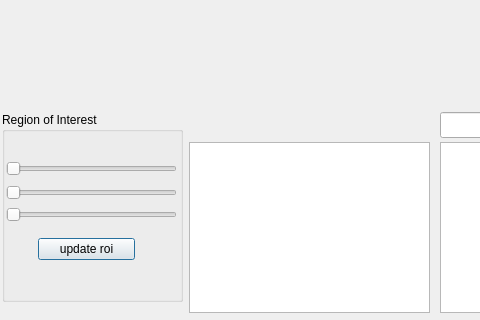
First picture: the form in viewer/grid_viewer_mainwindow.ui, repository nithins/mscomplex-3d, before the edit; both pictures show x 0 to 480 and y 508 to 828 of the 817 by 828 pixel window.
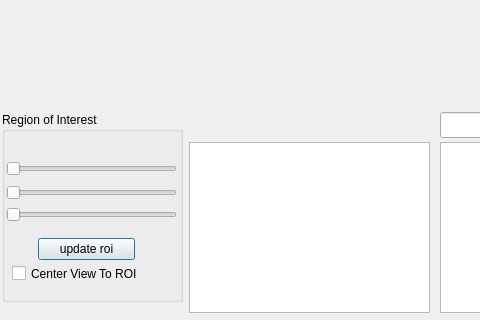
Second picture: the form after the edit. Custom widgets are drawn as their Qt base class.

Commit message: viewer: roi box timer impl + center roi box impl

```diff
--- a/viewer/grid_viewer_mainwindow.ui
+++ b/viewer/grid_viewer_mainwindow.ui
@@ -240,6 +240,19 @@
      <enum>QxtSpanSlider::NoOverlapping</enum>
     </property>
    </widget>
+   <widget class="QCheckBox" name="center_to_roi_checkBox">
+    <property name="geometry">
+     <rect>
+      <x>10</x>
+      <y>150</y>
+      <width>141</width>
+      <height>23</height>
+     </rect>
+    </property>
+    <property name="text">
+     <string>Center View To ROI</string>
+    </property>
+   </widget>
   </widget>
  </widget>
  <customwidgets>
```
The commit also changes 4 other files.
